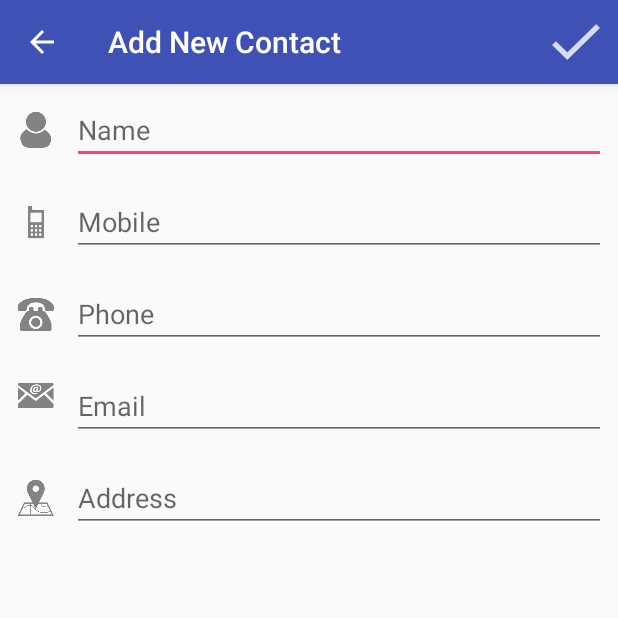
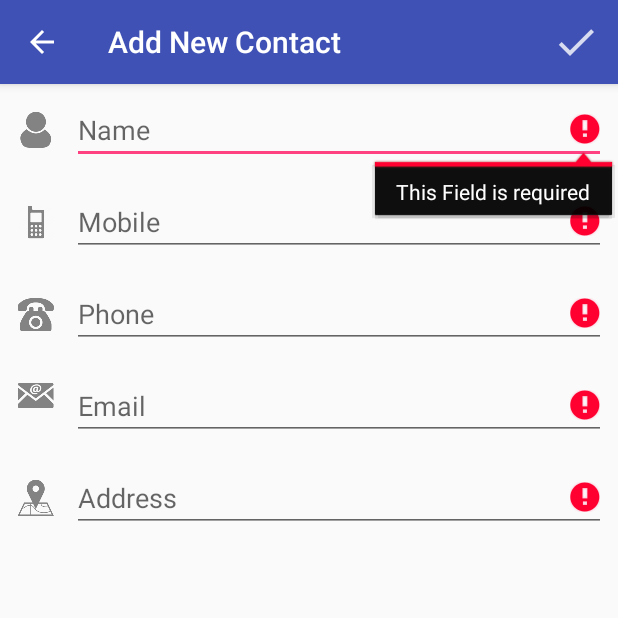
Before and after one commit to t20anand/contactsync, an Android app: the NewContact screen opened directly, with no data from a screen before it, after a tap on "Save", on a phone screen of 412 x 824 dp, the top half of it. Run offline under Robolectric (Android 15) with nearby library versions, the phone set to English and light mode, and no system bars.

Commit message:
created database

```diff
--- a/app/src/main/java/com/anand/contactsync/MainActivity.java
+++ b/app/src/main/java/com/anand/contactsync/MainActivity.java
@@ -42,9 +42,9 @@ public class MainActivity extends AppCompatActivity {
         int id = item.getItemId();
 
         //noinspection SimplifiableIfStatement
-        if (id == R.id.action_settings) {
-            return true;
-        }
+//        if (id == R.id.action_settings) {
+//            return true;
+//        }
 
         return super.onOptionsItemSelected(item);
     }
--- a/app/src/main/java/com/anand/contactsync/NewContact.java
+++ b/app/src/main/java/com/anand/contactsync/NewContact.java
@@ -1,15 +1,41 @@
 package com.anand.contactsync;
 
+import android.content.ContentValues;
+import android.database.SQLException;
+import android.support.v4.text.TextUtilsCompat;
 import android.support.v7.app.AppCompatActivity;
 import android.os.Bundle;
+import android.text.TextUtils;
+import android.util.Log;
+import android.util.Patterns;
 import android.view.Menu;
+import android.view.MenuItem;
+import android.widget.EditText;
+import android.widget.Toast;
 
 public class NewContact extends AppCompatActivity {
+
+    private static final String TAG = "NewContact => ";
+
+    private SQLiteDbHelper dbAdapter;
+    private EditText editTextName, editTextMobileNo, editTextPhoneNo, editTextEmail, editTextAddress;
 
     @Override
     protected void onCreate(Bundle savedInstanceState) {
         super.onCreate(savedInstanceState);
         setContentView(R.layout.activity_new_contact);
+
+        //getting database instance
+        dbAdapter = SQLiteDbHelper.getDbAdapter(this);
+        findViews();
+    }
+
+    private void findViews(){
+        editTextName = (EditText) findViewById(R.id.editTextPersonName);
+        editTextMobileNo = (EditText) findViewById(R.id.editTextMobileNo);
+        editTextPhoneNo = (EditText) findViewById(R.id.editTextPhoneNo);
+        editTextEmail = (EditText) findViewById(R.id.editTextEmail);
+        editTextAddress = (EditText) findViewById(R.id.editTextAddress);
     }
 
     @Override
@@ -17,4 +43,102 @@ public class NewContact extends AppCompatActivity {
         getMenuInflater().inflate(R.menu.menu_save,menu);
         return true;
     }
+
+    @Override
+    public boolean onOptionsItemSelected(MenuItem item){
+        int id = item.getItemId();
+
+        if(id==R.id.action_save){
+            Boolean result = saveContact();
+            if(result) {
+                Toast.makeText(this, "Contact Saved Successfully", Toast.LENGTH_SHORT).show();
+                finish();
+            }
+        }
+        return true;
+    }
+
+    private boolean saveContact(){
+        boolean isValid = true;
+
+        String name = editTextName.getText().toString();
+        String mobileNo = editTextMobileNo.getText().toString();
+        String phoneNo = editTextPhoneNo.getText().toString();
+        String email = editTextEmail.getText().toString();
+        String address = editTextAddress.getText().toString();
+
+        if(TextUtils.isEmpty(name)){
+            editTextName.setError(getString(R.string.error_field_required));
+            isValid = false;
+        } else{
+            editTextName.setError(null);
+        }
+
+        if(TextUtils.isEmpty(mobileNo)){
+            editTextMobileNo.setError(getString(R.string.error_field_required));
+            isValid = false;
+        }else if(!Patterns.PHONE.matcher(mobileNo).matches()) {
+            editTextMobileNo.setError(getString(R.string.error_field_invalidMobileNo));
+            editTextMobileNo.requestFocus();
+            isValid = false;
+        }else {
+            editTextMobileNo.setError(null);
+        }
+
+        if(TextUtils.isEmpty(phoneNo)){
+            editTextPhoneNo.setError(getString(R.string.error_field_required));
+            isValid = false;
+        }else if(!Patterns.PHONE.matcher(phoneNo).matches()){
+            editTextPhoneNo.setError(getString(R.string.error_field_invalidPhoneNo));
+            editTextPhoneNo.requestFocus();
+            isValid = false;
+        } else {
+            editTextPhoneNo.setError(null);
+        }
+
+        if (TextUtils.isEmpty(email)){
+            editTextEmail.setError(getString(R.string.error_field_required));
+            isValid = false;
+        }else if (!Patterns.EMAIL_ADDRESS.matcher(email).matches()){
+            editTextEmail.setError(getString(R.string.error_field_invalidEMail));
+            editTextEmail.requestFocus();
+            isValid = false;
+        }else {
+            editTextEmail.setError(null);
+        }
+
+        if(TextUtils.isEmpty(address)){
+            editTextAddress.setError(getString(R.string.error_field_required));
+            isValid = false;
+        } else {
+            editTextAddress.setError(null);
+        }
+
+        try{
+            if(isValid) {
+                ContentValues values = new ContentValues();
+                values.put(SQLiteDbHelper.COL_NAME, name);
+                values.put(SQLiteDbHelper.COL_MOBILE_NO, mobileNo);
+                values.put(SQLiteDbHelper.COL_PHONE_NO, phoneNo);
+                values.put(SQLiteDbHelper.COL_EMAIL, email);
+                values.put(SQLiteDbHelper.COL_ADDRESS, address);
+
+                //opening the database and inserting row
+                long result = this.dbAdapter.getWritableDatabase().insert(SQLiteDbHelper.TABLE_NAME,null,values);
+
+                if(-1 == result){
+                    throw new Exception("Unable to insert data");
+                }
+                return true;
+            }
+        }catch (SQLException e){
+            Log.d(TAG, e.getMessage());
+        } catch (Exception e) {
+            Log.d(TAG,e.getMessage());
+        }finally {
+            this.dbAdapter.close();
+        }
+
+        return false;
+    }
 }
--- a/app/src/main/res/menu/menu_save.xml
+++ b/app/src/main/res/menu/menu_save.xml
@@ -3,7 +3,7 @@
     xmlns:tools="http://schemas.android.com/tools"
     tools:context="com.anand.contactsync.MainActivity">
     <item
-        android:id="@+id/action_settings"
+        android:id="@+id/action_save"
         android:orderInCategory="100"
         android:title="@string/action_save"
         android:icon="@drawable/ic_save"
--- a/app/src/main/res/values/strings.xml
+++ b/app/src/main/res/values/strings.xml
@@ -3,4 +3,8 @@
     <string name="action_settings">Settings</string>
     <string name="newContactLabel">Add New Contact</string>
     <string name="action_save">Save</string>
+    <string name="error_field_required">This Field is required</string>
+    <string name="error_field_invalidEMail">Invalid Email</string>_f
+    <string name="error_field_invalidMobileNo">Invalid Mobile No</string>
+    <string name="error_field_invalidPhoneNo">Invalid Phone No</string>
 </resources>
```
Also changed, not shown: app/src/main/java/com/anand/contactsync/SQLiteDbHelper.java (added, +65 -0 lines), app/src/main/res/layout/content_main.xml (+4 -3 lines), app/src/main/res/drawable-hdpi/ic_save.png, app/src/main/res/drawable-mdpi/ic_save.png, app/src/main/res/drawable-xhdpi/ic_save.png, app/src/main/res/drawable-xxhdpi/ic_save.png.
